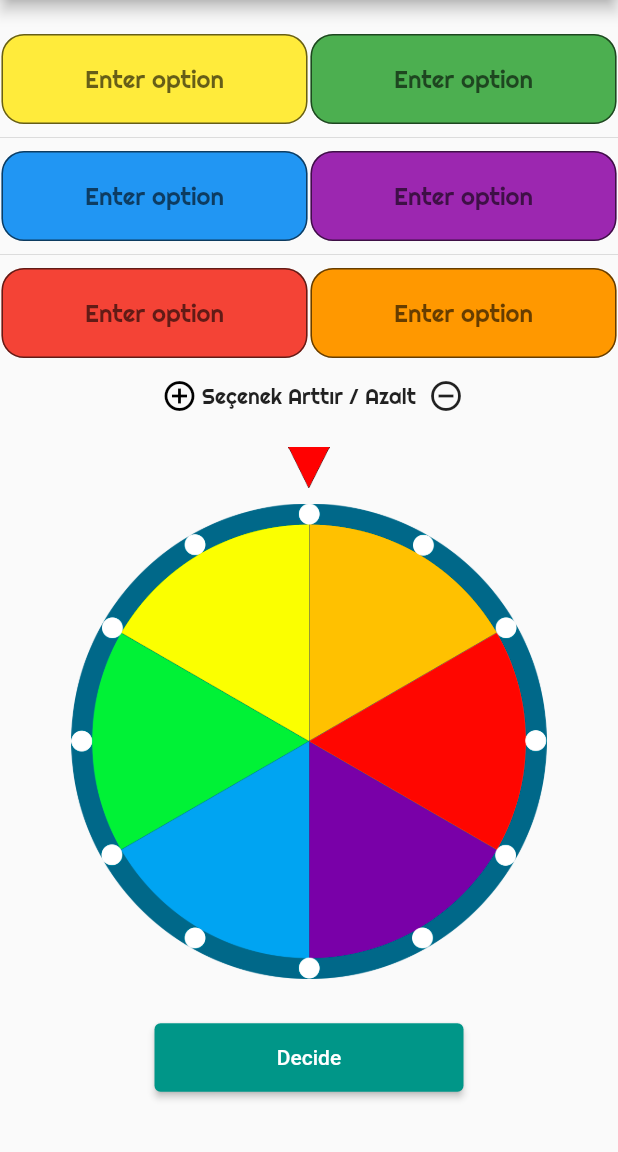
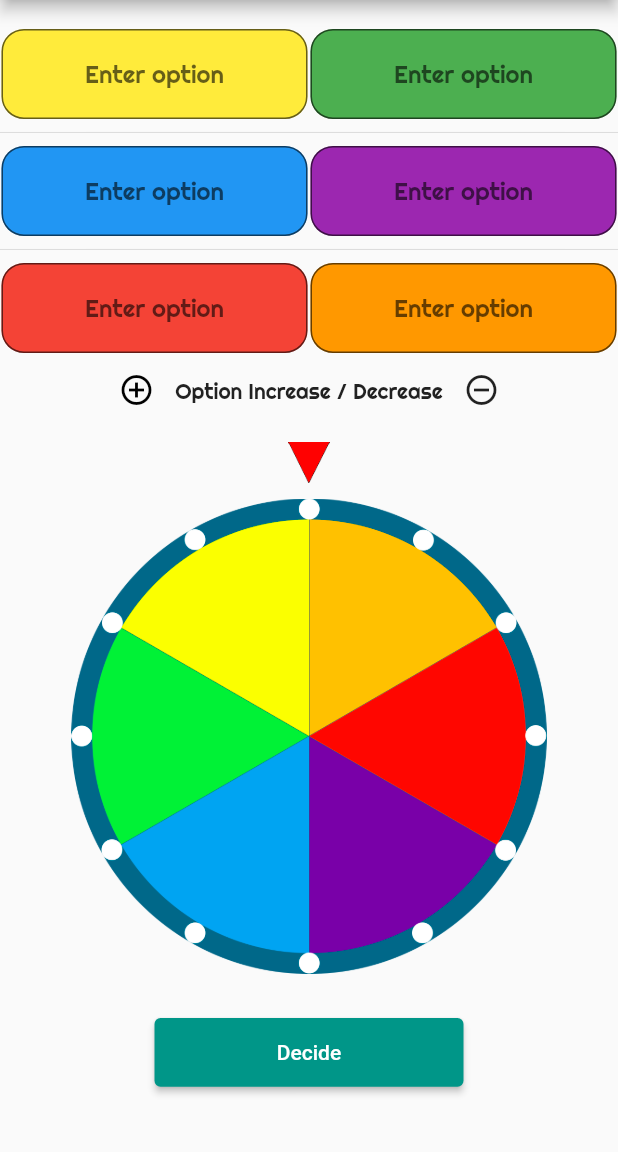
Before and after one commit to frkony/wheeloffate, a Flutter app: the screen it shows after launch, after a tap on "You Decide", on a phone screen of 412 x 824 dp, the part 84-1236 px from its top. Run offline on Flutter 3.47's test engine with Material 2 defaults, Android fonts, the phone set to English and light mode, and no system bars; our stand-ins replace google_mobile_ads; missing offline and left inert: dart:ffi; generated files the repository leaves out were written again.

Commit message:
last bundle commit

```diff
--- a/lib/Home/fate.dart
+++ b/lib/Home/fate.dart
@@ -173,7 +173,7 @@ class _Fate extends State<Fate> with SingleTickerProviderStateMixin {
           title: Text(AppLocalizations.of(context)!.kaderinTavsiyesi),
           content: Container(
             child: Text(
-                "${text != null ? text : "Çark Boş bıraktığınız seçenekte durdu."}"),
+                "${text != null ? text : AppLocalizations.of(context)!.carkBosAlandaDurdu}"),
           ),
           actions: [
             GestureDetector(
@@ -182,8 +182,8 @@ class _Fate extends State<Fate> with SingleTickerProviderStateMixin {
                 },
                 child: Container(
                   margin: const EdgeInsets.only(bottom: 10, right: 20),
-                  child: const Text(
-                    "OK",
+                  child: Text(
+                    AppLocalizations.of(context)!.tamam,
                     style: TextStyle(
                       fontSize: 18,
                     ),
@@ -306,7 +306,7 @@ class _Fate extends State<Fate> with SingleTickerProviderStateMixin {
         ),
         body: Center(
           child: Padding(
-            padding: EdgeInsets.only(top: screenHeight / 38),
+            padding: EdgeInsets.only(top: screenHeight / 45),
             child: Column(
               mainAxisAlignment: MainAxisAlignment.start,
               children: [
@@ -329,7 +329,7 @@ class _Fate extends State<Fate> with SingleTickerProviderStateMixin {
                     mainAxisAlignment: MainAxisAlignment.center,
                     children: [
                       SizedBox(
-                        width: 35,
+                        width: screenWidth / 8,
                         child: IconButton(
                           icon: const Icon(
                             Icons.add_circle_outline_outlined,
@@ -346,12 +346,12 @@ class _Fate extends State<Fate> with SingleTickerProviderStateMixin {
                           },
                         ),
                       ),
-                      const Text(
-                        "Seçenek Arttır / Azalt",
-                        style: TextStyle(fontFamily: "Righteous"),
+                      Text(
+                        AppLocalizations.of(context)!.secenekArttirAzalt,
+                        style: const TextStyle(fontFamily: "Righteous"),
                       ),
                       SizedBox(
-                        width: 35,
+                        width: screenWidth / 8,
                         child: IconButton(
                           icon:
                               const Icon(Icons.remove_circle_outline_outlined),
--- a/lib/Home/home.dart
+++ b/lib/Home/home.dart
@@ -34,12 +34,7 @@ class _Home extends State<Home> {
     }
 
     return Scaffold(
-      /*appBar: AppBar(
-        centerTitle: true,
-        title: const Text("Wheel Of Fate"),
-        /*actions: [
-        ],*/
-      ),*/
+      resizeToAvoidBottomInset: false,
       body: Center(
         child: Column(
           mainAxisAlignment: MainAxisAlignment.spaceEvenly,
--- a/lib/Home/l10n/app_en.arb
+++ b/lib/Home/l10n/app_en.arb
@@ -11,6 +11,9 @@
   "cinsellik" : "Sexualty Advice",
   "sansizlik" : "Unlucky you didn't get results. Spin it again.",
   "rastgeleDoldur" : "fill randomly",
+  "secenekArttirAzalt": "Option Increase / Decrease",
+  "carkBosAlandaDurdu": "The wheel stopped at the option you left blank",
+  "tamam": "Ok",
 
   "joker" : "The Joker (2019)",
   "theIntouchables" : "The Intouchables (2011)",
--- a/lib/Home/l10n/app_tr.arb
+++ b/lib/Home/l10n/app_tr.arb
@@ -12,6 +12,9 @@
   "cinsellik" : "Cinsellik Tavsiyesi",
   "sansizlik" : "Şansızlık sonuç alamadın. Tekrar Çevir.",
   "rastgeleDoldur" : "Rastgele Doldur",
+  "secenekArttirAzalt": "Seçenek Arttır / Azalt",
+  "carkBosAlandaDurdu": "Çark boş bıraktığınız seçenekte durdu",
+  "tamam" : "Tamam",
 
 
   "joker" : "Joker (2019)",
--- a/pubspec.yaml
+++ b/pubspec.yaml
@@ -15,7 +15,7 @@ publish_to: 'none' # Remove this line if you wish to publish to pub.dev
 # In iOS, build-name is used as CFBundleShortVersionString while build-number used as CFBundleVersion.
 # Read more about iOS versioning at
 # https://developer.apple.com/library/archive/documentation/General/Reference/InfoPlistKeyReference/Articles/CoreFoundationKeys.html
-version: 1.0.0+1
+version: 1.0.1+5
 
 environment:
   sdk: ">=2.16.2 <3.0.0"
```
Also changed, not shown: lib/Home/sug-fate.dart (+5 -7 lines), lib/Home/suggestion.dart (+24 -27 lines), 1 other file.
